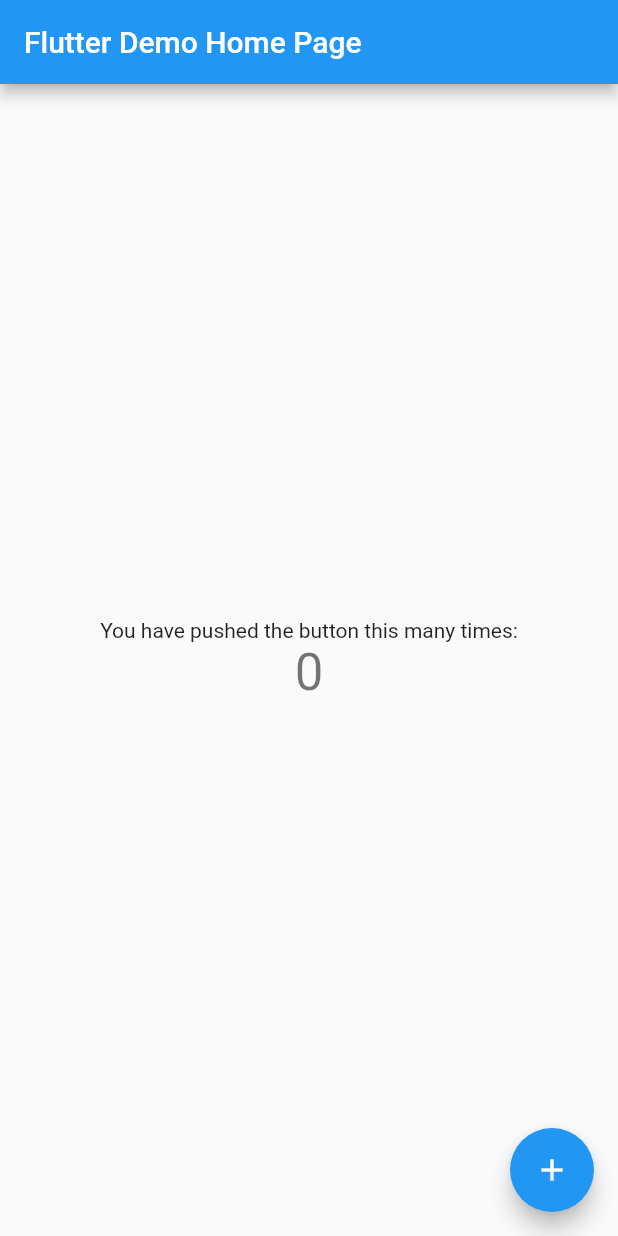
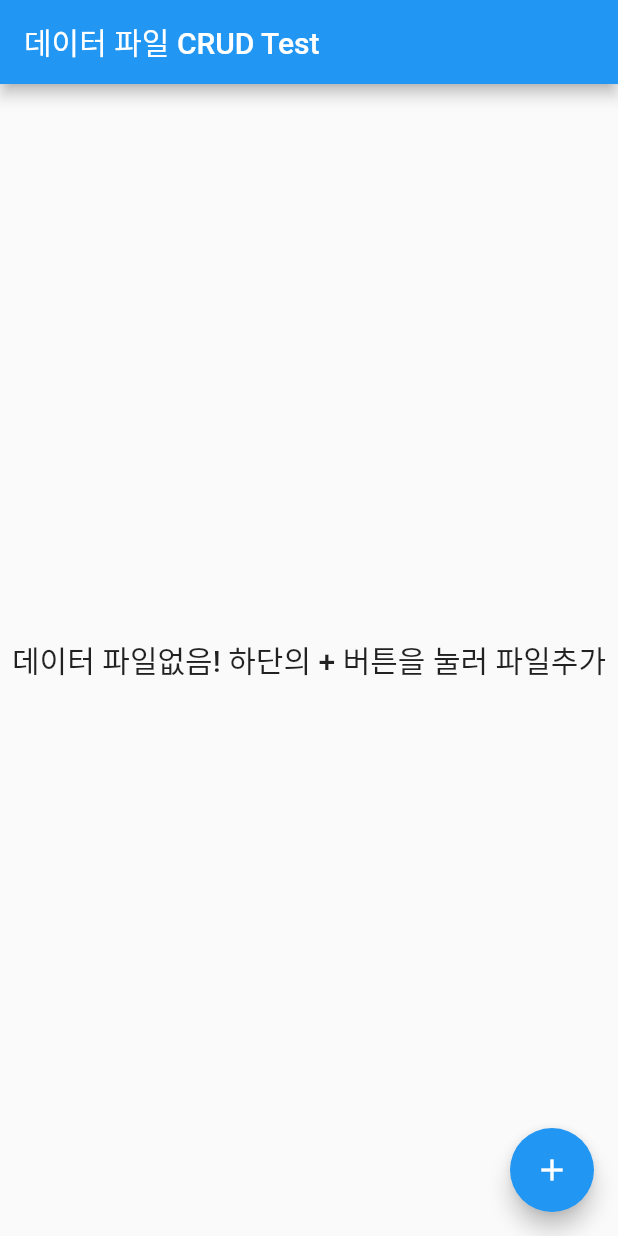
Before and after one commit to KIMYONGGEE/CRUD_REST_API_for_Flutter, a Flutter app: the screen it shows after launch, on a phone screen of 412 x 824 dp. Run offline on Flutter 3.47's test engine with Material 2 defaults, Android fonts, the phone set to English and light mode, and no system bars; network calls fail.

Commit message:
add main dart
add main dart

```diff
--- a/lib/main.dart
+++ b/lib/main.dart
@@ -1,4 +1,9 @@
 import 'package:flutter/material.dart';
+import 'package:crud_rest_api_eict/adddatawidget.dart';
+import 'dart:async';
+import 'package:crud_rest_api_eict/models/cases.dart';
+import 'package:crud_rest_api_eict/services/api_service.dart';
+import 'package:crud_rest_api_eict/caseslist.dart';
 
 void main() {
   runApp(MyApp());
@@ -26,7 +31,7 @@ class MyApp extends StatelessWidget {
         // closer together (more dense) than on mobile platforms.
         visualDensity: VisualDensity.adaptivePlatformDensity,
       ),
-      home: MyHomePage(title: 'Flutter Demo Home Page'),
+      home: MyHomePage(title: '데이터 파일 CRUD Test '),
     );
   }
 }
@@ -50,21 +55,14 @@ class MyHomePage extends StatefulWidget {
 }
 
 class _MyHomePageState extends State<MyHomePage> {
-  int _counter = 0;
-
-  void _incrementCounter() {
-    setState(() {
-      // This call to setState tells the Flutter framework that something has
-      // changed in this State, which causes it to rerun the build method below
-      // so that the display can reflect the updated values. If we changed
-      // _counter without calling setState(), then the build method would not be
-      // called again, and so nothing would appear to happen.
-      _counter++;
-    });
-  }
+  final ApiService api = ApiService();
+  List<Cases> casesList;
 
   @override
   Widget build(BuildContext context) {
+    if (casesList == null) {
+      casesList = List<Cases>();
+    }
     // This method is rerun every time setState is called, for instance as done
     // by the _incrementCounter method above.
     //
@@ -77,41 +75,43 @@ class _MyHomePageState extends State<MyHomePage> {
         // the App.build method, and use it to set our appbar title.
         title: Text(widget.title),
       ),
-      body: Center(
-        // Center is a layout widget. It takes a single child and positions it
-        // in the middle of the parent.
-        child: Column(
-          // Column is also a layout widget. It takes a list of children and
-          // arranges them vertically. By default, it sizes itself to fit its
-          // children horizontally, and tries to be as tall as its parent.
-          //
-          // Invoke "debug painting" (press "p" in the console, choose the
-          // "Toggle Debug Paint" action from the Flutter Inspector in Android
-          // Studio, or the "Toggle Debug Paint" command in Visual Studio Code)
-          // to see the wireframe for each widget.
-          //
-          // Column has various properties to control how it sizes itself and
-          // how it positions its children. Here we use mainAxisAlignment to
-          // center the children vertically; the main axis here is the vertical
-          // axis because Columns are vertical (the cross axis would be
-          // horizontal).
-          mainAxisAlignment: MainAxisAlignment.center,
-          children: <Widget>[
-            Text(
-              'You have pushed the button this many times:',
-            ),
-            Text(
-              '$_counter',
-              style: Theme.of(context).textTheme.headline4,
-            ),
-          ],
-        ),
+      body: new Container(
+        child: new Center(
+            child: new FutureBuilder(
+          future: loadList(),
+          builder: (context, snapshot) {
+            return casesList.length > 0
+                ? new CasesList(cases: casesList)
+                : new Center(
+                    child: new Text('데이터 파일없음! 하단의 + 버튼을 눌러 파일추가',
+                        style: Theme.of(context).textTheme.title));
+          },
+        )),
       ),
       floatingActionButton: FloatingActionButton(
-        onPressed: _incrementCounter,
+        onPressed: () {
+          _navigateToAddScreen(context);
+        },
         tooltip: 'Increment',
         child: Icon(Icons.add),
       ), // This trailing comma makes auto-formatting nicer for build methods.
     );
   }
+
+  Future loadList() {
+    Future<List<Cases>> futureCases = api.getCases();
+    futureCases.then((casesList) {
+      setState(() {
+        this.casesList = casesList;
+      });
+    });
+    return futureCases;
+  }
+
+  _navigateToAddScreen(BuildContext context) async {
+    final result = await Navigator.push(
+      context,
+      MaterialPageRoute(builder: (context) => AddDataWidget()),
+    );
+  }
 }
```
